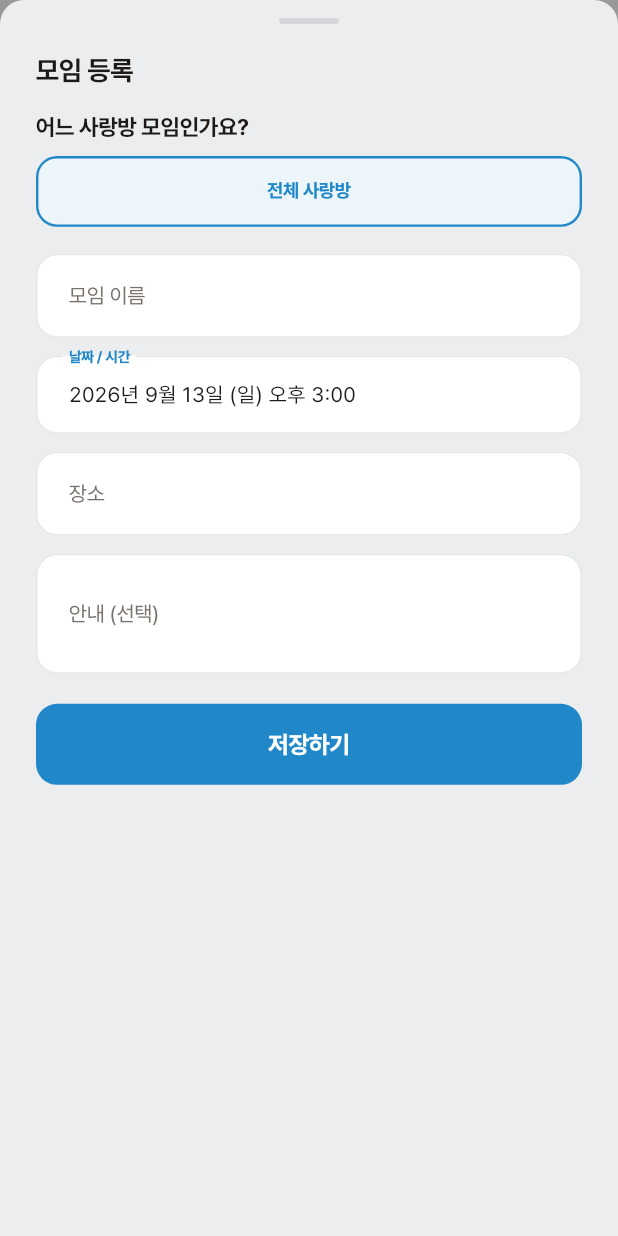
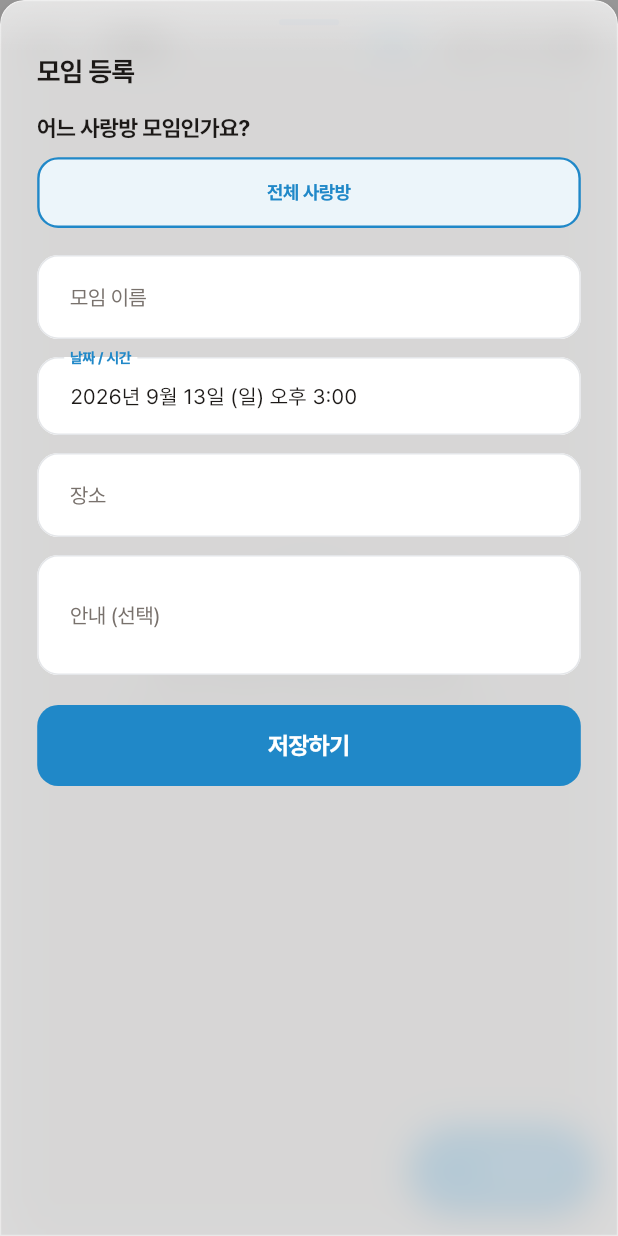
Before and after one commit to gimsiyun24/sarangbang-app, a Flutter app: the MeetingsPage screen opened directly, after a tap on "일정 등록", on a phone screen of 412 x 824 dp. Run offline on Flutter 3.47's test engine with Material 3 defaults, Android fonts, the phone set to English and light mode, and no system bars; our stand-ins replace cloud_firestore, firebase_auth, firebase_core, firebase_messaging, flutter_riverpod, go_router and 1 more; missing offline and left inert: dart:js_interop; accounts and stored records are empty.

Commit message:
떠 있는 요소에 유리(Liquid Glass) 느낌 — 하단 탭바와 바텀시트
사용자 요청. 애플 지침대로 내용이 아니라 떠 있는 조작 요소에만 씁니다.

- widgets/glass.dart: 뒤 흐리기(sigma 12) + 채도 1.4 + 카드색 반투명 한 겹 +
  윗변 흰 하이라이트 + 둘레 얇은 흰 테 + 바깥 그림자. 밝은/어두운 화면 값이 각각 있음.
  기기에서 대비 높이기를 켜면 유리를 끄고 불투명으로 (애플 접근성 규칙과 같음)
- 하단 탭바를 유리로 바꾸고 내용이 그 아래로 지나가게 함(extendBody).
  그만큼 홈·기도·모임·더보기의 목록 아래 여백과 떠 있는 버튼 위치를 탭바 높이만큼 올림
- 바텀시트도 유리 — 뒤 화면이 비침
- 채팅은 입력줄이 탭바에 가리지 않도록 지금처럼 둠. 제목 줄은 아직 불투명
- 속도: 아이폰 사파리는 흐리는 자리가 많을수록 스크롤이 버벅여서 화면에 유리는 하나만,
  흐림 값도 낮게 잡음

Co-Authored-By: Claude Opus 5 <noreply@anthropic.com>

```diff
--- a/lib/features/home/home_page.dart
+++ b/lib/features/home/home_page.dart
@@ -22,9 +22,11 @@ class HomePage extends ConsumerWidget {
   Widget build(BuildContext context, WidgetRef ref) {
     return Scaffold(
       body: SafeArea(
+        bottom: false,
         child: Bounded(
           child: ListView(
-            padding: const EdgeInsets.fromLTRB(16, 8, 16, 36),
+            // 아래 여백에 탭바 높이를 더해, 맨 끝까지 내려도 마지막 줄이 유리 탭바에 가리지 않게 합니다.
+            padding: EdgeInsets.fromLTRB(16, 8, 16, 36 + MediaQuery.paddingOf(context).bottom),
             children: [
               const _HomeTitle(),
               const SizedBox(height: 14),
--- a/lib/features/meeting/meetings_page.dart
+++ b/lib/features/meeting/meetings_page.dart
@@ -40,12 +40,17 @@ class MeetingsPage extends ConsumerWidget {
           const SizedBox(width: 12),
         ],
       ),
-      floatingActionButton: FloatingActionButton.extended(
-        onPressed: () => openMeetingEditor(context, ref),
-        icon: const AppIcon(AppIcons.plus),
-        label: const Text('일정 등록'),
+      // 유리 탭바 위로 올려 둡니다.
+      floatingActionButton: Padding(
+        padding: EdgeInsets.only(bottom: MediaQuery.paddingOf(context).bottom),
+        child: FloatingActionButton.extended(
+          onPressed: () => openMeetingEditor(context, ref),
+          icon: const AppIcon(AppIcons.plus),
+          label: const Text('일정 등록'),
+        ),
       ),
       body: SafeArea(
+        bottom: false,
         child: Bounded(
           child: async.when(
             loading: () => const ListSkeleton(),
@@ -65,7 +70,8 @@ class MeetingsPage extends ConsumerWidget {
               final past = list.where((m) => !m.isUpcoming).toList();
 
               return ListView(
-                padding: const EdgeInsets.fromLTRB(16, 8, 16, 96),
+                padding:
+                    EdgeInsets.fromLTRB(16, 8, 16, 96 + MediaQuery.paddingOf(context).bottom),
                 children: [
                   if (upcoming.isNotEmpty) ...[
                     const SectionTitle('다가오는 일정'),
--- a/lib/features/more/more_page.dart
+++ b/lib/features/more/more_page.dart
@@ -33,9 +33,10 @@ class MorePage extends ConsumerWidget {
         ],
       ),
       body: SafeArea(
+        bottom: false,
         child: Bounded(
           child: ListView(
-            padding: const EdgeInsets.fromLTRB(16, 4, 16, 40),
+            padding: EdgeInsets.fromLTRB(16, 4, 16, 40 + MediaQuery.paddingOf(context).bottom),
             children: [
               SoftCard(
                 onTap: () => context.go('/more/profile'),
--- a/lib/features/prayer/prayer_page.dart
+++ b/lib/features/prayer/prayer_page.dart
@@ -33,12 +33,17 @@ class PrayerPage extends ConsumerWidget {
           const SizedBox(width: 12),
         ],
       ),
-      floatingActionButton: FloatingActionButton.extended(
-        onPressed: () => openPrayerEditor(context, ref, week: week),
-        icon: const AppIcon(AppIcons.pencil),
-        label: const Text('내 기도제목 쓰기'),
+      // 유리 탭바 위로 올려 둡니다.
+      floatingActionButton: Padding(
+        padding: EdgeInsets.only(bottom: MediaQuery.paddingOf(context).bottom),
+        child: FloatingActionButton.extended(
+          onPressed: () => openPrayerEditor(context, ref, week: week),
+          icon: const AppIcon(AppIcons.pencil),
+          label: const Text('내 기도제목 쓰기'),
+        ),
       ),
       body: SafeArea(
+        bottom: false,
         child: Bounded(child: _WeekView(week: week, room: myRoom)),
       ),
     );
@@ -113,7 +118,7 @@ class _WeekView extends ConsumerWidget {
             .where((e) => e.all.isNotEmpty || e.routines.isNotEmpty)
             .toList();
         return ListView(
-          padding: const EdgeInsets.fromLTRB(16, 10, 16, 96),
+          padding: EdgeInsets.fromLTRB(16, 10, 16, 96 + MediaQuery.paddingOf(context).bottom),
           children: [
             _SubmitBar(
               week: week,
--- a/lib/shell.dart
+++ b/lib/shell.dart
@@ -10,6 +10,7 @@ import 'features/auth/profile_setup_page.dart';
 import 'features/auth/room_select_page.dart';
 import 'theme.dart';
 import 'widgets/common.dart';
+import 'widgets/glass.dart';
 import 'widgets/push_sync.dart';
 
 class AppShell extends ConsumerWidget {
@@ -37,6 +38,8 @@ class AppShell extends ConsumerWidget {
     }
 
     return Scaffold(
+      // 내용이 유리 탭바 아래로 지나가게 합니다. 그래서 각 탭 화면은 아래 여백을 탭바 높이만큼 더 둡니다.
+      extendBody: true,
       body: PushSync(child: shell),
       bottomNavigationBar: _FloatingTabBar(
         currentIndex: shell.currentIndex,
@@ -174,15 +177,11 @@ class _FloatingTabBarState extends State<_FloatingTabBar> {
         heightFactor: 1,
         child: ConstrainedBox(
           constraints: const BoxConstraints(maxWidth: 520),
-          child: Container(
+          child: GlassSurface(
             height: _height,
+            borderRadius: BorderRadius.circular(AppRadius.pill),
             padding: const EdgeInsets.symmetric(
                 vertical: _barPadding, horizontal: _barPadding + _pillBleed),
-            decoration: BoxDecoration(
-              color: AppColors.surface.withValues(alpha: 0.75),
-              borderRadius: BorderRadius.circular(AppRadius.pill),
-              boxShadow: AppShadow.float,
-            ),
             child: LayoutBuilder(
               builder: (context, constraints) {
                 final count = _tabs.length;
--- a/lib/widgets/common.dart
+++ b/lib/widgets/common.dart
@@ -3,6 +3,7 @@ import 'package:flutter/services.dart';
 
 import '../models/models.dart';
 import '../theme.dart';
+import 'glass.dart';
 import 'app_icon.dart';
 import 'app_icons.dart';
 
@@ -420,8 +421,14 @@ Future<T?> openSheet<T>(BuildContext context, Widget child) =>
       isScrollControlled: true,
       useSafeArea: true,
       barrierColor: AppColors.ink.withValues(alpha: 0.4),
+      // 시트 자체가 유리입니다 — 뒤 화면이 비칩니다(widgets/glass.dart).
+      backgroundColor: Colors.transparent,
+      elevation: 0,
       builder: (c) => Padding(
         padding: EdgeInsets.only(bottom: MediaQuery.of(c).viewInsets.bottom),
+        child: GlassSurface(
+          borderRadius:
+              const BorderRadius.vertical(top: Radius.circular(AppRadius.lg)),
           child: SafeArea(
             top: false,
             child: Bounded(
@@ -429,6 +436,7 @@ Future<T?> openSheet<T>(BuildContext context, Widget child) =>
               child: SingleChildScrollView(
                 padding: const EdgeInsets.fromLTRB(24, 12, 24, 28),
                 child: child,
+              ),
             ),
           ),
         ),
--- /dev/null
+++ b/lib/widgets/glass.dart
@@ -0,0 +1,122 @@
+import 'dart:ui' as ui;
+
+import 'package:flutter/material.dart';
+
+import '../theme.dart';
+
+/// 유리판 — 애플의 Liquid Glass 를 웹앱에서 할 수 있는 만큼 흉내 낸 것입니다.
+///
+/// 네 가지가 겹쳐서 유리로 보입니다.
+///  · 뒤를 흐리게(blur) — 뒤 내용이 비치되 글씨를 가리지 않을 만큼만
+///  · 색을 살리기(saturate) — 흐리면 색이 바래는데, 진짜 유리는 뒤 색을 죽이지 않습니다
+///  · 카드색을 반투명하게 한 겹 — 그 위의 글씨가 읽히도록 바탕을 잡아 줍니다
+///  · 윗변의 흰 하이라이트와 둘레의 얇은 흰 테 — 빛이 위에서 떨어져 모서리에 걸린 모양.
+///    유리 느낌은 사실 이 선에서 가장 많이 나옵니다.
+///
+/// ★ 애플 지침대로 **떠 있는 조작 요소에만** 씁니다(하단 탭바·바텀시트).
+///   내용 카드까지 유리로 만들면 글씨가 뒤 내용과 섞여 읽기 힘들어집니다.
+/// ★ 화면에 유리는 되도록 하나만 둡니다. 아이폰 사파리는 뒤를 흐리는 자리가 많을수록 스크롤이 버벅입니다.
+/// ★ 기기에서 "대비 높이기"를 켜 두었으면 유리를 끄고 불투명하게 그립니다(애플 접근성 규칙과 같음).
+class GlassSurface extends StatelessWidget {
+  final Widget child;
+  final BorderRadius borderRadius;
+  final EdgeInsets? padding;
+  final double? height;
+
+  /// 뒤를 흐리는 정도. 값이 커질수록 폰에서 무거워져 낮게 잡습니다.
+  final double blur;
+  final List<BoxShadow>? shadow;
+
+  const GlassSurface({
+    super.key,
+    required this.child,
+    required this.borderRadius,
+    this.padding,
+    this.height,
+    this.blur = 12,
+    this.shadow,
+  });
+
+  /// 색을 진하게 살리는 행렬 (1 이면 그대로, 1.4 면 40% 더 진하게)
+  static ColorFilter _saturate(double amount) {
+    const r = 0.213, g = 0.715, b = 0.072;
+    final s = amount;
+    return ColorFilter.matrix(<double>[
+      r + (1 - r) * s, g - g * s, b - b * s, 0, 0,
+      r - r * s, g + (1 - g) * s, b - b * s, 0, 0,
+      r - r * s, g - g * s, b + (1 - b) * s, 0, 0,
+      0, 0, 0, 1, 0,
+    ]);
+  }
+
+  @override
+  Widget build(BuildContext context) {
+    final dark = AppColors.isDark;
+    final plain = MediaQuery.highContrastOf(context);
+
+    final body = Container(
+      height: height,
+      padding: padding,
+      decoration: BoxDecoration(
+        color: plain
+            ? AppColors.surface
+            : AppColors.surface.withValues(alpha: dark ? 0.66 : 0.68),
+        borderRadius: borderRadius,
+        border: plain
+            ? null
+            : Border.all(
+                color: Colors.white.withValues(alpha: dark ? 0.14 : 0.42),
+                width: 0.8,
+              ),
+      ),
+      child: child,
+    );
+
+    return DecoratedBox(
+      // 바깥 그림자는 잘라내기 밖에 둬야 유리 둘레에 남습니다.
+      decoration: BoxDecoration(
+        borderRadius: borderRadius,
+        boxShadow: shadow ?? AppShadow.float,
+      ),
+      child: ClipRRect(
+        borderRadius: borderRadius,
+        child: plain
+            ? body
+            : BackdropFilter(
+                filter: ui.ImageFilter.compose(
+                  outer: ui.ImageFilter.blur(sigmaX: blur, sigmaY: blur),
+                  inner: _saturate(1.4),
+                ),
+                child: Stack(
+                  children: [
+                    // 크기를 정하는 것은 이 몸통입니다 — 위치를 지정한 자식만 있으면 높이를 정할 수 없습니다.
+                    body,
+                    // 윗변에서 아래로 사라지는 흰 하이라이트
+                    Positioned(
+                      left: 0,
+                      right: 0,
+                      top: 0,
+                      height: (height ?? 64) * 0.55,
+                      child: IgnorePointer(
+                        child: DecoratedBox(
+                          decoration: BoxDecoration(
+                            borderRadius: borderRadius,
+                            gradient: LinearGradient(
+                              begin: Alignment.topCenter,
+                              end: Alignment.bottomCenter,
+                              colors: [
+                                Colors.white.withValues(alpha: dark ? 0.08 : 0.24),
+                                Colors.white.withValues(alpha: 0),
+                              ],
+                            ),
+                          ),
+                        ),
+                      ),
+                    ),
+                  ],
+                ),
+              ),
+      ),
+    );
+  }
+}
```
Lines whose indentation alone changed are shown as unchanged.
